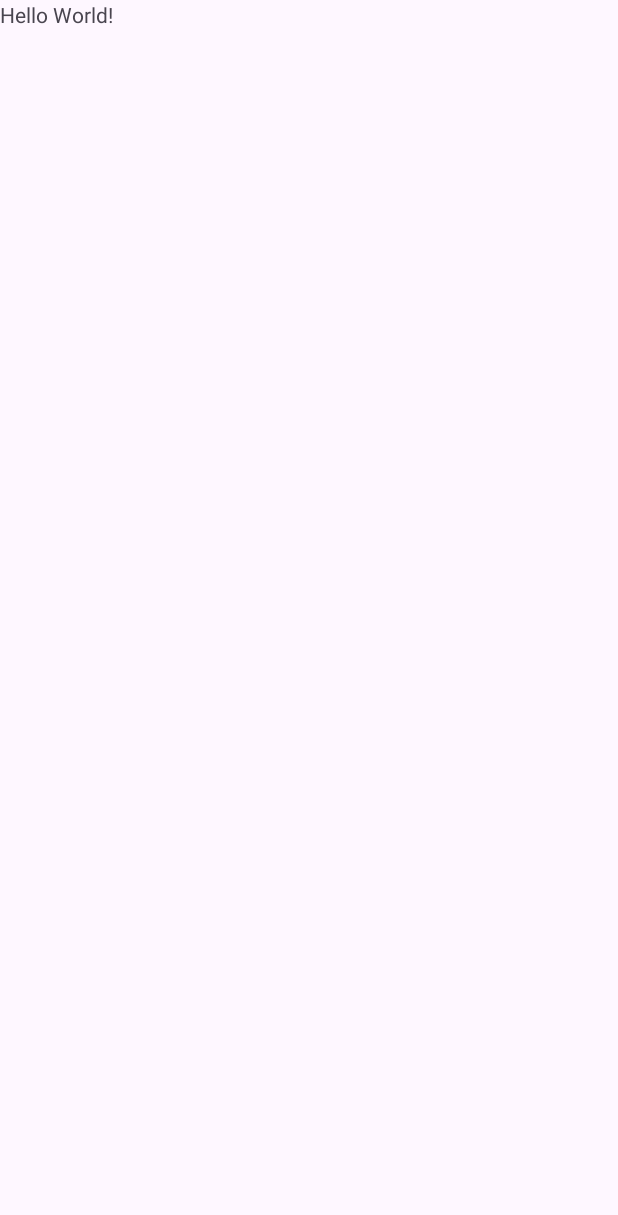
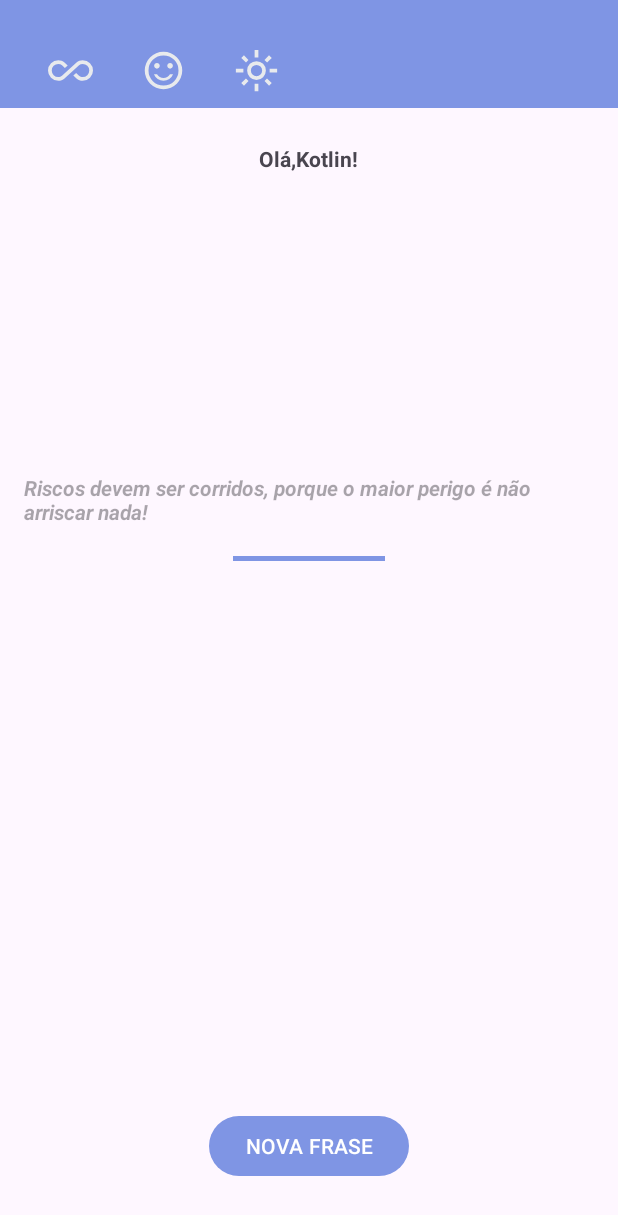
Before and after one commit to xCarolineBraga/Motivation, an Android app: the screen it shows after launch (FrasesActivity), on a phone screen of 412 x 824 dp. Before the commit the part shown is almost empty. Shown: the top 1215 px of the screen. Run offline under Robolectric (Android 15) with nearby library versions, the phone set to English and light mode, and no system bars.

Commit message:
Implementação de layout de activity de demostração de frases

```diff
--- a/app/src/main/res/layout/activity_main.xml
+++ b/app/src/main/res/layout/activity_main.xml
@@ -8,16 +8,86 @@
     tools:context=".FrasesActivity">
 
     <View
+        android:id="@+id/view_backgroundTitle"
         android:layout_width="match_parent"
-        android:layout_height="48dp"/>
+        android:layout_height="72dp"
+        android:background="@color/BlueDaises" />
+
+    <ImageView
+        android:id="@+id/imageView_icInfinity"
+        android:layout_width="30dp"
+        android:layout_height="30dp"
+        android:layout_alignBottom="@id/view_backgroundTitle"
+        android:layout_marginStart="32dp"
+        android:layout_marginBottom="10dp"
+        android:contentDescription="@string/ic_infinito"
+        android:src="@drawable/ic_infinity" />
+
+    <ImageView
+        android:id="@+id/imageView_icSmile"
+        android:layout_width="30dp"
+        android:layout_height="30dp"
+        android:layout_alignBottom="@id/view_backgroundTitle"
+        android:layout_marginStart="32dp"
+        android:layout_marginBottom="10dp"
+        android:layout_toEndOf="@id/imageView_icInfinity"
+        android:contentDescription="@string/ic_smile"
+        android:src="@drawable/ic_smile" />
+
+    <ImageView
+        android:id="@+id/imageView_icSun"
+        android:layout_width="30dp"
+        android:layout_height="30dp"
+        android:layout_alignBottom="@id/view_backgroundTitle"
+        android:layout_marginStart="32dp"
+        android:layout_marginBottom="10dp"
+        android:layout_toEndOf="@id/imageView_icSmile"
+        android:contentDescription="@string/ic_sun"
+        android:src="@drawable/ic_sun" />
 
     <TextView
+        android:id="@+id/textView_name"
         android:layout_width="wrap_content"
         android:layout_height="wrap_content"
-        android:text="Hello World!"
-        app:layout_constraintBottom_toBottomOf="parent"
-        app:layout_constraintEnd_toEndOf="parent"
-        app:layout_constraintStart_toStartOf="parent"
-        app:layout_constraintTop_toTopOf="parent" />
+        android:layout_below="@id/view_backgroundTitle"
+        android:layout_centerHorizontal="true"
+        android:layout_marginTop="24dp"
+        android:text="@string/saudacao_Name"
+        android:textStyle="bold" />
+
+    <TextView
+        android:id="@+id/textView_Frases"
+        android:layout_marginStart="16dp"
+        android:layout_marginEnd="16dp"
+        android:layout_width="wrap_content"
+        android:layout_height="wrap_content"
+        android:layout_below="@id/textView_name"
+        android:layout_centerHorizontal="true"
+        android:layout_marginTop="200dp"
+        android:hint="@string/Frase"
+        android:textStyle="bold|italic" />
+
+    <View
+        android:id="@+id/view_division"
+        android:layout_below="@id/textView_Frases"
+        android:layout_marginTop="20dp"
+        android:layout_width="120dp"
+        android:layout_height="3dp"
+        android:background="@color/BlueDaises"
+        android:layout_alignParentStart="true"
+        android:layout_alignParentEnd="true"
+        android:layout_marginStart="155dp"
+        android:layout_marginEnd="155dp"/>
+
+    <Button
+        android:id="@+id/button_new"
+        android:layout_width="wrap_content"
+        android:layout_height="wrap_content"
+        android:text="@string/button_new"
+        android:layout_centerHorizontal="true"
+        android:layout_alignParentBottom="true"
+        android:layout_marginBottom="36dp"
+        />
+
 
 </RelativeLayout>
--- a/app/src/main/res/values/strings.xml
+++ b/app/src/main/res/values/strings.xml
@@ -1,3 +1,9 @@
 <resources>
     <string name="app_name">AppMotivation</string>
+    <string name="ic_infinito">Icone Infinito</string>
+    <string name="ic_smile">Icone Smile</string>
+    <string name="ic_sun">Icone Sun</string>
+    <string name="saudacao_Name">Olá,Kotlin!</string>
+    <string name="Frase">Riscos devem ser corridos, porque o maior perigo é não arriscar nada!</string>
+    <string name="button_new">NOVA FRASE</string>
 </resources>
--- a/app/src/main/res/values/themes.xml
+++ b/app/src/main/res/values/themes.xml
@@ -2,7 +2,7 @@
     <!-- Base application theme. -->
     <style name="Base.Theme.AppMotivation" parent="Theme.Material3.DayNight.NoActionBar">
         <!-- Customize your light theme here. -->
-        <!-- <item name="colorPrimary">@color/my_light_primary</item> -->
+         <item name="colorPrimary">@color/BlueDaises</item>
     </style>
 
     <style name="Theme.AppMotivation" parent="Base.Theme.AppMotivation" />
```
